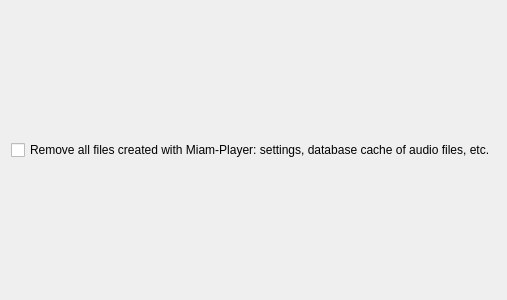
MBach/Miam-Player, file packaging/windows/packages/org.miamplayer.core/meta/clear_registry_form.ui: the form before one commit.
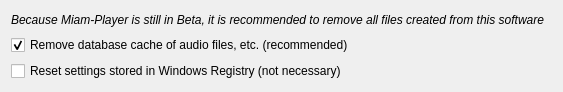
The form after the commit.

Diff of the .ui file:
```diff
--- a/packaging/windows/packages/org.miamplayer.core/meta/clear_registry_form.ui
+++ b/packaging/windows/packages/org.miamplayer.core/meta/clear_registry_form.ui
@@ -6,18 +6,43 @@
    <rect>
     <x>0</x>
     <y>0</y>
-    <width>400</width>
-    <height>300</height>
+    <width>563</width>
+    <height>92</height>
    </rect>
   </property>
   <property name="windowTitle">
    <string>Form</string>
   </property>
   <layout class="QVBoxLayout" name="verticalLayout">
+   <item>
+    <widget class="QLabel" name="label">
+     <property name="font">
+      <font>
+       <italic>true</italic>
+      </font>
+     </property>
+     <property name="text">
+      <string>Because Miam-Player is still in Beta, it is recommended to remove all files created from this software</string>
+     </property>
+     <property name="wordWrap">
+      <bool>true</bool>
+     </property>
+    </widget>
+   </item>
+   <item>
+    <widget class="QCheckBox" name="clearRegistryCheckBox_2">
+     <property name="text">
+      <string>Remove database cache of audio files, etc. (recommended)</string>
+     </property>
+     <property name="checked">
+      <bool>true</bool>
+     </property>
+    </widget>
+   </item>
    <item>
     <widget class="QCheckBox" name="clearRegistryCheckBox">
      <property name="text">
-      <string>Remove all files created with Miam-Player: settings, database cache of audio files, etc.</string>
+      <string>Reset settings stored in Windows Registry (not necessary)</string>
      </property>
     </widget>
    </item>
```
